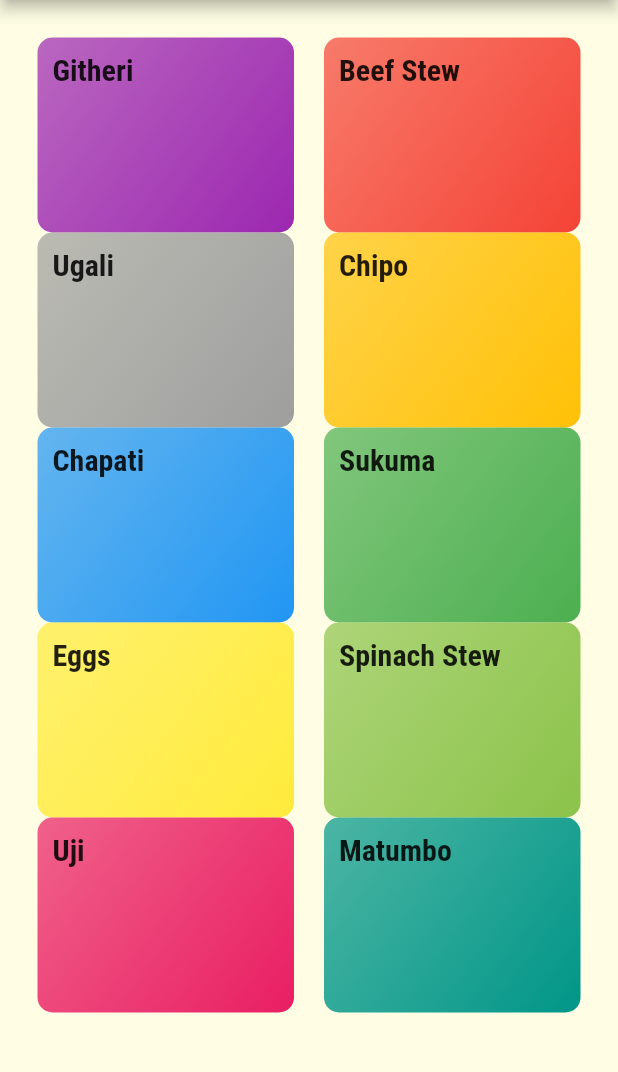
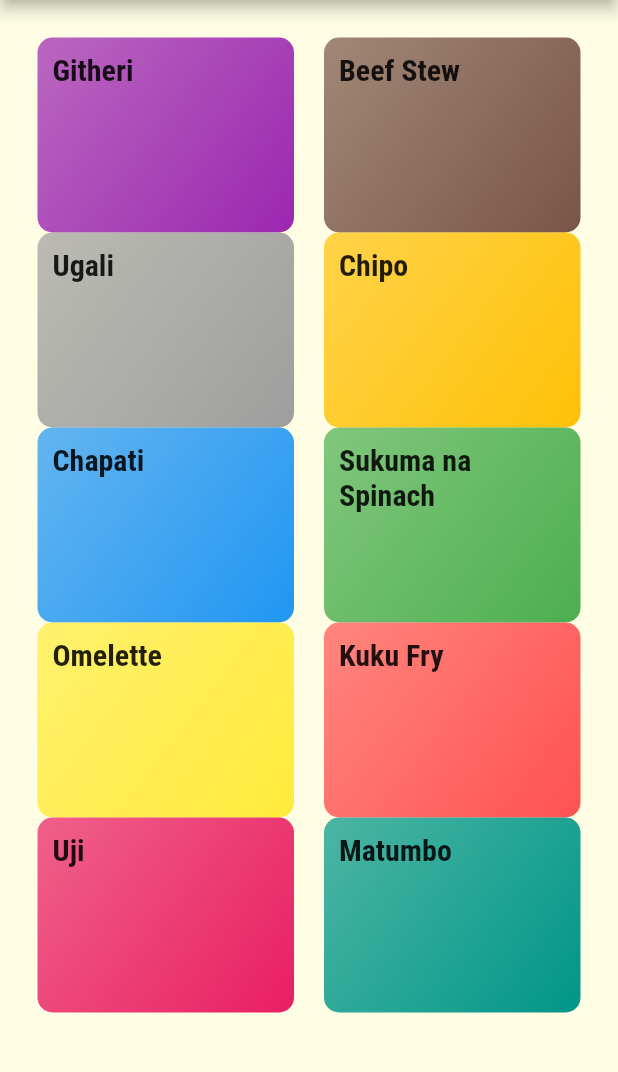
Before and after one commit to notrayo/recipes-app, a Flutter app: the screen it shows after launch, on a phone screen of 412 x 824 dp, the part 84-1156 px from its top. Run offline on Flutter 3.47's test engine with Material 2 defaults, Android fonts, the phone set to English and light mode, and no system bars.

Commit message:
changed title configuration to using named routes from main.dart and maps

```diff
--- a/lib/dummy_data_categories.dart
+++ b/lib/dummy_data_categories.dart
@@ -11,7 +11,7 @@ const dummyCategories = [
   Category(
     id: 'c2',
     title: 'Beef Stew',
-    color: Colors.red,
+    color: Colors.brown,
   ),
   Category(
     id: 'c3',
@@ -30,18 +30,18 @@ const dummyCategories = [
   ),
   Category(
     id: 'c6',
-    title: 'Sukuma',
+    title: 'Sukuma na Spinach',
     color: Colors.green,
   ),
   Category(
     id: 'c7',
-    title: 'Eggs',
+    title: 'Omelette',
     color: Colors.yellow,
   ),
   Category(
     id: 'c8',
-    title: 'Spinach Stew',
-    color: Colors.lightGreen,
+    title: 'Kuku Fry',
+    color: Colors.redAccent,
   ),
   Category(
     id: 'c9',
--- a/lib/main.dart
+++ b/lib/main.dart
@@ -1,6 +1,8 @@
 import 'package:flutter/material.dart';
+import 'package:meals_app/category_meals_screen.dart';
 
 import './categories_screen.dart';
+// import './category_meals_screen.dart';
 
 void main() {
   runApp(const MyApp());
@@ -26,6 +28,7 @@ class MyApp extends StatelessWidget {
                   fontFamily: 'RobotoCondensed',
                   fontWeight: FontWeight.bold))),
       home: const CategoriesScreen(),
+      routes: {'/categories-meals': (contextCateg) => CategoryMealsScreen()},
     );
   }
 }
```
Also changed, not shown: lib/category_item.dart (+3 -8 lines), lib/category_meals_screen.dart (+10 -5 lines).
